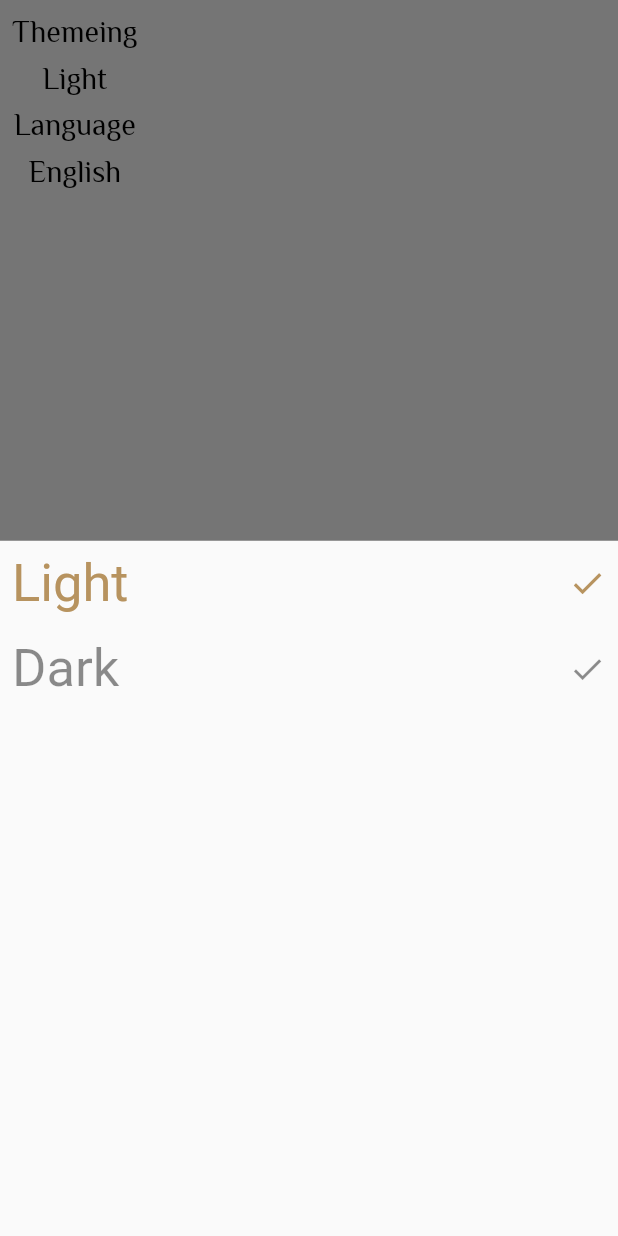
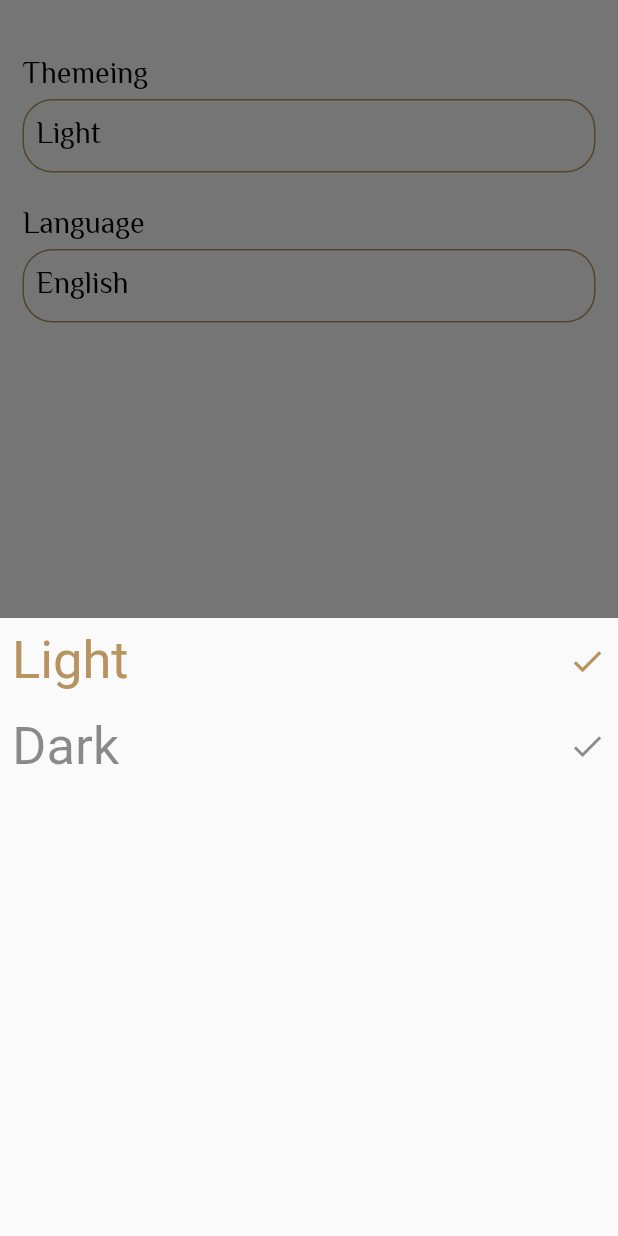
Before and after one commit to salmahossam094/islami, a Flutter app: the SettingsTab widget shown alone on an empty page, opened directly, after a tap on "Light", on a phone screen of 412 x 824 dp. Run offline on Flutter 3.47's test engine with Material 2 defaults, Android fonts, the phone set to English and light mode, and no system bars; our stand-ins replace font_awesome_flutter, google_fonts; Roboto replaces fonts that are missing (Jomhuria).

Commit message:
add settings tab

```diff
--- a/lib/main.dart
+++ b/lib/main.dart
@@ -23,6 +23,7 @@ class MyApp extends StatelessWidget {
         HomeScreen.routeName: (context) => HomeScreen(),
         SuraDetails.routeName:(context) => SuraDetails(),
         HadethDetails.routeName:(context) => HadethDetails()
+
       },
     );
   }
--- /dev/null
+++ b/lib/showTheme_bottomSheet.dart
@@ -0,0 +1,66 @@
+import 'package:flutter/material.dart';
+
+class ShowThemeBottomSheet extends StatelessWidget {
+  const ShowThemeBottomSheet({Key? key}) : super(key: key);
+
+  @override
+  Widget build(BuildContext context) {
+    return Container(
+        height: MediaQuery.of(context).size.height * .5,
+        child: Column(
+          children: [
+            Padding(
+              padding: const EdgeInsets.all(8.0),
+              child: InkWell(
+                onTap: () {},
+                child: Row(
+                  children: [
+                    Text(
+                      'Light',
+                      style: Theme.of(context).textTheme.bodyMedium?.copyWith(
+                          color: Theme.of(context).primaryColor,
+                          fontWeight: FontWeight.w400,
+                          fontSize: 35),
+                    ),
+                    Spacer(),
+                    Icon(
+                      Icons.done,
+                      color: Theme.of(context).primaryColor,
+                      size: 25,
+                    )
+                  ],
+                ),
+              ),
+            ),
+            Padding(
+              padding: const EdgeInsets.all(8.0),
+              child: InkWell(
+                onTap: () {},
+                child: Row(
+                  children: [
+                    Text(
+                      'Dark',
+                      style: Theme.of(context).textTheme.bodyMedium?.copyWith(
+                          color:
+                              Theme.of(context).brightness == Brightness.light
+                                  ? Colors.black45
+                                  : Colors.white,
+                          fontWeight: FontWeight.w400,
+                          fontSize: 35),
+                    ),
+                    Spacer(),
+                    Icon(
+                      Icons.done,
+                      color: Theme.of(context).brightness == Brightness.light
+                          ? Colors.black45
+                          : Colors.white,
+                      size: 25,
+                    )
+                  ],
+                ),
+              ),
+            ),
+          ],
+        ));
+  }
+}
--- a/lib/tabs/settings.dart
+++ b/lib/tabs/settings.dart
@@ -1,95 +1,48 @@
 import 'package:flutter/material.dart';
+import 'package:islami/showTheme_bottomSheet.dart';
 
-class SettingsTab extends StatelessWidget {
+class SettingsTab extends StatefulWidget {
   static const String routeName = 'settings';
 
   @override
+  State<SettingsTab> createState() => _SettingsTabState();
+}
+
+class _SettingsTabState extends State<SettingsTab> {
+  @override
   Widget build(BuildContext context) {
     return Padding(
-      padding: const EdgeInsets.all(8.0),
+      padding: const EdgeInsets.all(15),
       child: Column(
+        crossAxisAlignment: CrossAxisAlignment.start,
         children: [
+          SizedBox(height: 20,),
           Text(
             'Themeing',
             style:
                 Theme.of(context).textTheme.bodySmall?.copyWith(fontSize: 20),
           ),
           InkWell(
-            onTap: () {
-              showModalBottomSheet(
-                context: context,
-                builder: (context) {
-                  return Column(
-                    children: [
-                      Padding(
+            onTap:(){
+              showThemeSheet();
+            },
+            child: Container(
+              width: double.infinity,
+              decoration: BoxDecoration(
+                  border: Border.all(color: Theme.of(context).primaryColor),
+                  borderRadius: BorderRadius.circular(20)),
+              child: Padding(
                 padding: const EdgeInsets.all(8.0),
-                        child: Row(
-                          children: [
-                            Text(
-                              'Light',
-                              style: Theme.of(context)
-                                  .textTheme
-                                  .bodyMedium
-                                  ?.copyWith(
-                                  color: Theme.of(context).primaryColor,
-                                  fontWeight: FontWeight.w400,
-                                  fontSize: 35),
-                            ),
-                            Spacer(),
-                            Icon(
-                              Icons.done,
-                              color: Theme.of(context).primaryColor,
-                              size: 25,
-                            )
-                          ],
-                        ),
-                      ),
-                      Padding(
-                        padding: const EdgeInsets.all(8.0),
-                        child: Row(
-                          children: [
-                            Text(
-                              'Dark',
-                              style: Theme.of(context)
-                                  .textTheme
-                                  .bodyMedium
-                                  ?.copyWith(
-                                  color: Theme.of(context).brightness ==
-                                      Brightness.light
-                                      ? Colors.black45
-                                      : Colors.white,
-                                  fontWeight: FontWeight.w400,
-                                  fontSize: 35),
-                            ),
-                            Spacer(),
-                            Icon(
-                              Icons.done,
-                              color: Theme.of(context).brightness ==
-                                  Brightness.light
-                                  ? Colors.black45
-                                  : Colors.white,
-                              size: 25,
-                            )
-                          ],
-                        ),
-                      ),
-                    ],
-                  );
-                },
-              );
-            },
-            borderRadius: BorderRadius.circular(20),
-            child: Container(
-              decoration: BoxDecoration(
-                  border: Border() ,
-                  borderRadius: BorderRadius.circular(20)
-              ),
                 child: Text('Light',
                     style: Theme.of(context)
                         .textTheme
                         .bodySmall
                         ?.copyWith(fontSize: 20)),
               ),
+            ),
+          ),
+          SizedBox(
+            height: 20,
           ),
           Text(
             'Language',
@@ -160,15 +113,31 @@ class SettingsTab extends StatelessWidget {
                 },
               );
             },
-            borderRadius: BorderRadius.circular(20),
+            child: Container(
+              width: double.infinity,
+              decoration: BoxDecoration(
+                  border: Border.all(color: Theme.of(context).primaryColor),
+                  borderRadius: BorderRadius.circular(20)),
+              child: Padding(
+                padding: const EdgeInsets.all(8.0),
                 child: Text('English',
                     style: Theme.of(context)
                         .textTheme
                         .bodySmall
                         ?.copyWith(fontSize: 20)),
+              ),
+            ),
           )
         ],
       ),
     );
   }
+
+  showThemeSheet() {
+    showModalBottomSheet(
+        context: context,
+        builder: (context) {
+          return ShowThemeBottomSheet();
+        });
   }
+}
```
Lines whose indentation alone changed are shown as unchanged.
